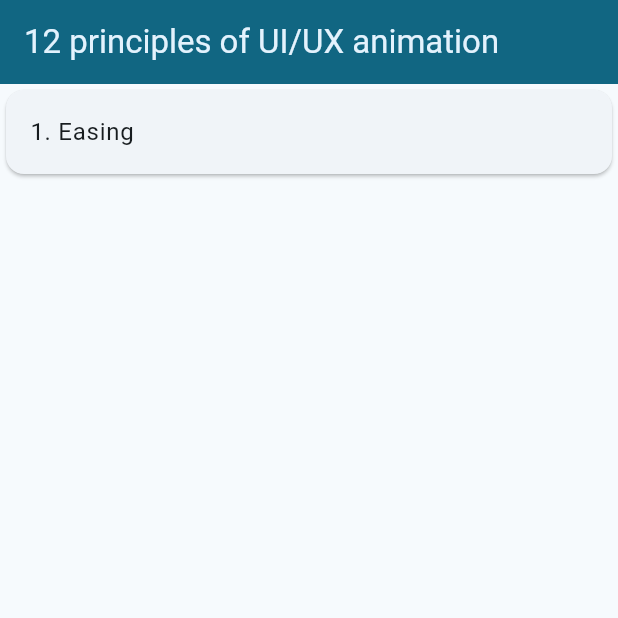
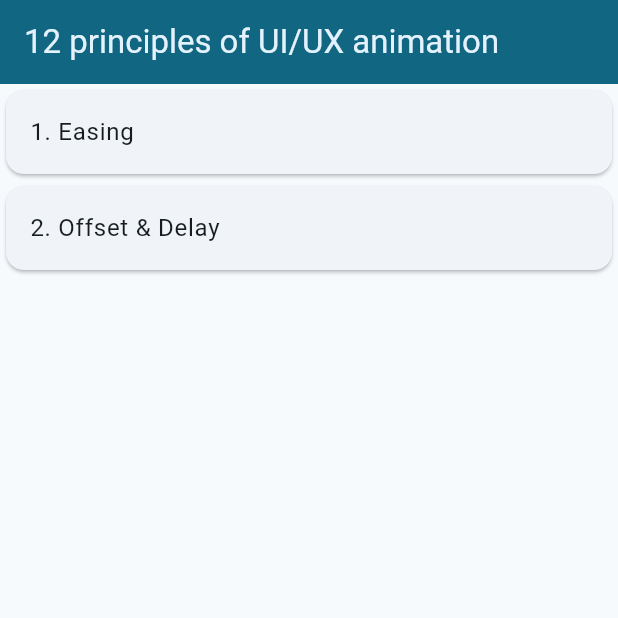
Before and after one commit to ash-valley/flutter_12uiux, a Flutter app: the screen it shows after launch, on a phone screen of 412 x 824 dp, the top half of it. Run offline on Flutter 3.47's test engine with Material 2 defaults, Android fonts, the phone set to English and light mode, and no system bars; our stand-ins replace go_router.

Commit message:
feat(offset_and_delay): homeに追加

```diff
--- a/lib/router.dart
+++ b/lib/router.dart
@@ -1,7 +1,9 @@
 import 'package:flutter/material.dart';
 import 'package:flutter_12uiux/home.dart';
 import 'package:flutter_12uiux/page/easing.dart';
+import 'package:flutter_12uiux/page/offset_and_delay.dart';
 import 'package:go_router/go_router.dart';
+
 import '../extensions/list_map_with_index.dart';
 
 class Page {
@@ -23,11 +25,11 @@ final pageList = [
       title: title,
     ),
   ),
-//   Page(
-//     path: "offset&delay",
-//     title: "Offset & Delay",
-//     builder: (title) => Text(title),
-//   ),
+  Page(
+    path: "offset&delay",
+    title: "Offset & Delay",
+    builder: (title) => OffsetAndDelay(title: title),
+  ),
 ];
 
 final router = GoRouter(
```
Also changed, not shown: lib/page/offset_and_delay.dart (added, +21 -0 lines).
